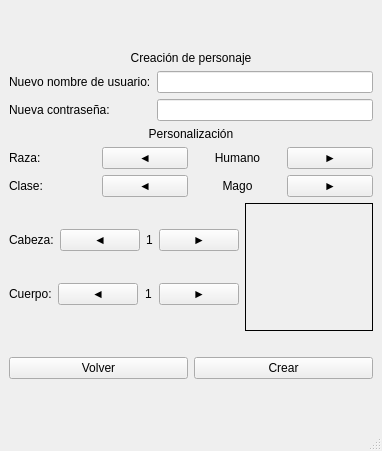
Qt form launcher/signup_window.ui (fbrondo/tp-grupal-argentum) before a commit.
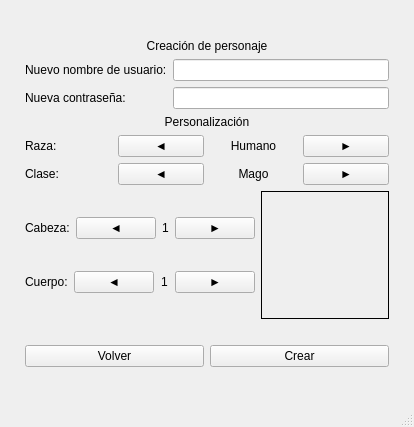
The same form after that commit.

Diff of the .ui file:
```diff
--- a/launcher/signup_window.ui
+++ b/launcher/signup_window.ui
@@ -6,10 +6,16 @@
    <rect>
     <x>0</x>
     <y>0</y>
-    <width>365</width>
-    <height>451</height>
+    <width>414</width>
+    <height>427</height>
    </rect>
   </property>
+  <property name="maximumSize">
+   <size>
+    <width>440</width>
+    <height>440</height>
+   </size>
+  </property>
   <property name="windowTitle">
    <string>Argentum Online - Crear Personaje</string>
   </property>
```
